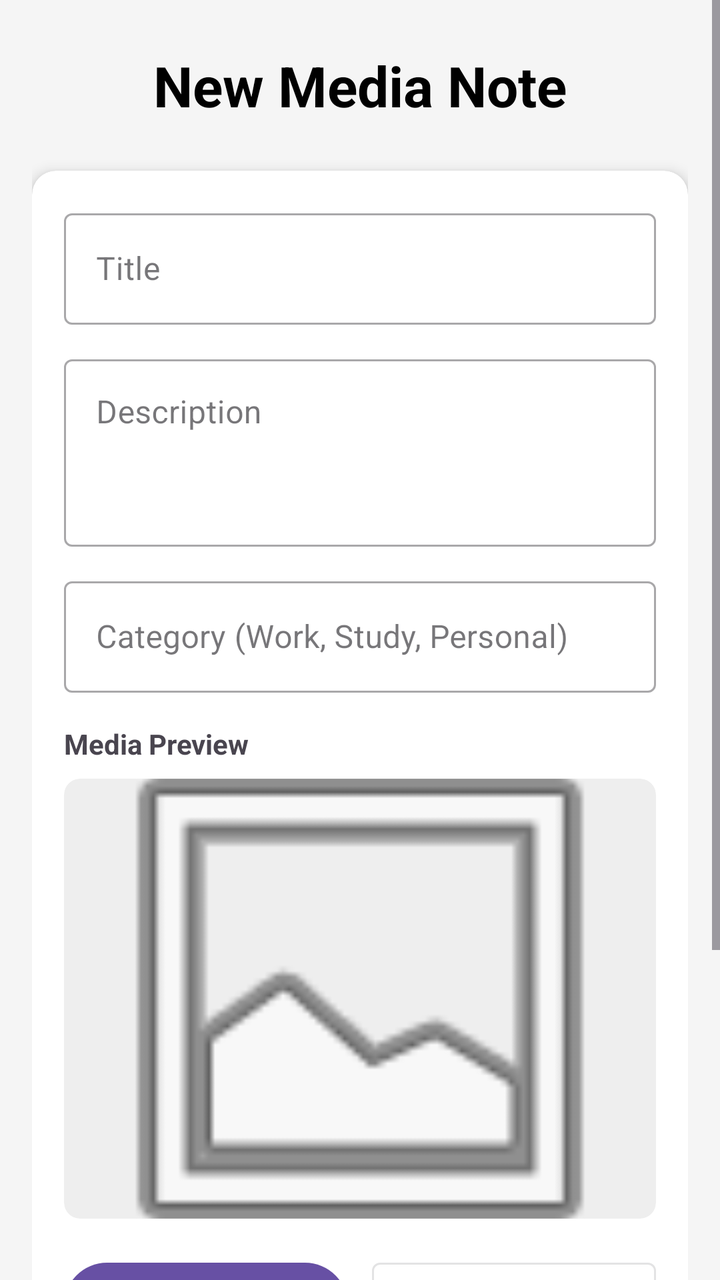
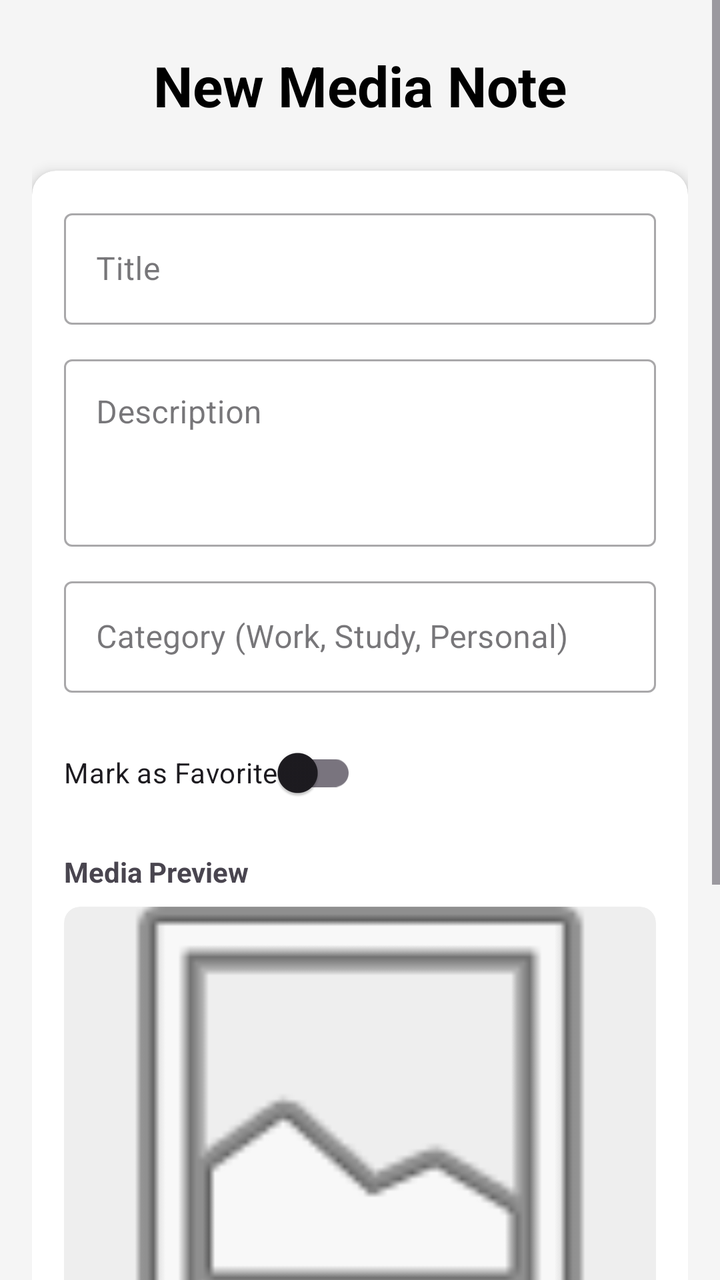

Before-and-after screenshots of an Android layout around one commit, followed by the original layout XML and the change that was made.
<!-- AndroidManifest.xml: application theme Theme.MediaNotesApp -->
<!-- res/layout/activity_main.xml -->
<?xml version="1.0" encoding="utf-8"?>
<ScrollView xmlns:android="http://schemas.android.com/apk/res/android"
    xmlns:app="http://schemas.android.com/apk/res-auto"
    xmlns:tools="http://schemas.android.com/tools"
    android:layout_width="match_parent"
    android:layout_height="match_parent"
    android:background="#F5F5F5"
    tools:context=".MainActivity">

    <LinearLayout
        android:layout_width="match_parent"
        android:layout_height="wrap_content"
        android:orientation="vertical"
        android:padding="16dp">

        <TextView
            android:layout_width="match_parent"
            android:layout_height="wrap_content"
            android:text="New Media Note"
            android:textSize="28sp"
            android:textColor="@color/black"
            android:textStyle="bold"
            android:layout_marginTop="8dp"
            android:layout_marginBottom="24dp"
            android:gravity="center"/>

        <androidx.cardview.widget.CardView
            android:layout_width="match_parent"
            android:layout_height="wrap_content"
            app:cardCornerRadius="12dp"
            app:cardElevation="4dp"
            android:layout_marginBottom="24dp">

            <LinearLayout
                android:layout_width="match_parent"
                android:layout_height="wrap_content"
                android:orientation="vertical"
                android:padding="16dp">

                <com.google.android.material.textfield.TextInputLayout
                    android:layout_width="match_parent"
                    android:layout_height="wrap_content"
                    android:layout_marginBottom="12dp"
                    style="@style/Widget.MaterialComponents.TextInputLayout.OutlinedBox">

                    <com.google.android.material.textfield.TextInputEditText
                        android:id="@+id/etTitle"
                        android:layout_width="match_parent"
                        android:layout_height="wrap_content"
                        android:hint="Title"
                        android:inputType="textCapSentences" />
                </com.google.android.material.textfield.TextInputLayout>

                <com.google.android.material.textfield.TextInputLayout
                    android:layout_width="match_parent"
                    android:layout_height="wrap_content"
                    android:layout_marginBottom="12dp"
                    style="@style/Widget.MaterialComponents.TextInputLayout.OutlinedBox">

                    <com.google.android.material.textfield.TextInputEditText
                        android:id="@+id/etDescription"
                        android:layout_width="match_parent"
                        android:layout_height="wrap_content"
                        android:hint="Description"
                        android:inputType="textMultiLine"
                        android:minLines="3"
                        android:gravity="top" />
                </com.google.android.material.textfield.TextInputLayout>

                <com.google.android.material.textfield.TextInputLayout
                    android:layout_width="match_parent"
                    android:layout_height="wrap_content"
                    android:layout_marginBottom="16dp"
                    style="@style/Widget.MaterialComponents.TextInputLayout.OutlinedBox">

                    <com.google.android.material.textfield.TextInputEditText
                        android:id="@+id/etNoteType"
                        android:layout_width="match_parent"
                        android:layout_height="wrap_content"
                        android:hint="Category (Work, Study, Personal)"
                        android:inputType="textCapWords" />
                </com.google.android.material.textfield.TextInputLayout>

                <TextView
                    android:layout_width="wrap_content"
                    android:layout_height="wrap_content"
                    android:text="Media Preview"
                    android:textStyle="bold"
                    android:layout_marginBottom="8dp"/>

                <androidx.cardview.widget.CardView
                    android:layout_width="match_parent"
                    android:layout_height="220dp"
                    app:cardCornerRadius="8dp"
                    app:cardElevation="0dp"
                    android:layout_marginBottom="16dp"
                    app:cardBackgroundColor="#EEEEEE">

                    <ImageView
                        android:id="@+id/ivPreview"
                        android:layout_width="match_parent"
                        android:layout_height="match_parent"
                        android:scaleType="centerCrop"
                        android:src="@android:drawable/ic_menu_gallery"
                        android:contentDescription="Image preview" />
                </androidx.cardview.widget.CardView>

                <LinearLayout
                    android:layout_width="match_parent"
                    android:layout_height="wrap_content"
                    android:orientation="horizontal"
                    android:weightSum="2"
                    android:layout_marginBottom="12dp">

                    <Button
                        android:id="@+id/btnCapture"
                        android:layout_width="0dp"
                        android:layout_height="wrap_content"
                        android:layout_weight="1"
                        android:text="Camera"
                        android:textAllCaps="false"
                        android:padding="12dp"
                        android:layout_marginEnd="6dp"
                        app:icon="@android:drawable/ic_menu_camera" />

                    <Button
                        android:id="@+id/btnSelect"
                        android:layout_width="0dp"
                        android:layout_height="wrap_content"
                        android:layout_weight="1"
                        android:text="Gallery"
                        android:textAllCaps="false"
                        android:padding="12dp"
                        android:layout_marginStart="6dp"
                        style="@style/Widget.MaterialComponents.Button.OutlinedButton"
                        app:icon="@android:drawable/ic_menu_gallery" />
                </LinearLayout>

                <Button
                    android:id="@+id/btnSave"
                    android:layout_width="match_parent"
                    android:layout_height="wrap_content"
                    android:text="Save Note"
                    android:textAllCaps="false"
                    android:padding="12dp"
                    android:layout_marginBottom="8dp"
                    android:backgroundTint="@color/purple_700" />

                <Button
                    android:id="@+id/btnViewAll"
                    android:layout_width="match_parent"
                    android:layout_height="wrap_content"
                    android:text="View All Notes"
                    android:textAllCaps="false"
                    android:padding="12dp"
                    style="@style/Widget.MaterialComponents.Button.TextButton" />

            </LinearLayout>
        </androidx.cardview.widget.CardView>

    </LinearLayout>
</ScrollView>
<!-- resources referenced by this layout -->
<resources>
  <color name="black">#FF000000</color>
  <color name="purple_700">#FF3700B3</color>
  <style name="Theme.MediaNotesApp" parent="Base.Theme.MediaNotesApp" />
  <style name="Base.Theme.MediaNotesApp" parent="Theme.Material3.DayNight.NoActionBar">
          
          
      </style>
</resources>

<!-- the commit's change to res/layout/activity_main.xml (unified diff, before → after) -->
@@ -81,6 +81,14 @@
                         android:inputType="textCapWords" />
                 </com.google.android.material.textfield.TextInputLayout>
 
+                <com.google.android.material.switchmaterial.SwitchMaterial
+                    android:id="@+id/switchFavorite"
+                    android:layout_width="wrap_content"
+                    android:layout_height="wrap_content"
+                    android:text="Mark as Favorite"
+                    android:layout_marginBottom="16dp"
+                    android:checked="false" />
+
                 <TextView
                     android:layout_width="wrap_content"
                     android:layout_height="wrap_content"
